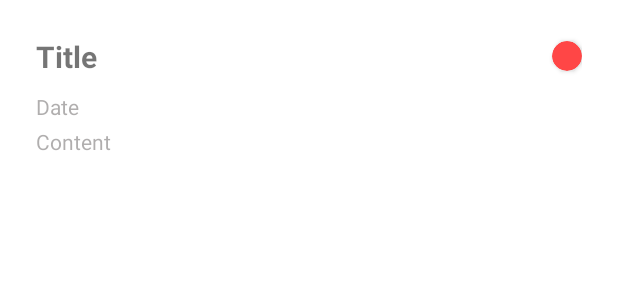
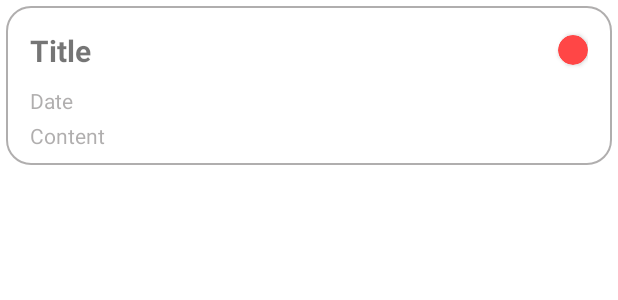
Before and after one commit to kevinyya/DailyTodo, an Android app: the layout task_row_view.xml on its own in the app's theme, with its tools: preview values and no code run, on a phone screen of 412 x 824 dp. Shown: the top 300 px of the screen. Run offline under Robolectric (Android 15) with nearby library versions, the phone set to English and light mode, and no system bars.

Commit message:
Add recyclerview item border

```diff
--- a/app/src/main/java/com/example/dailytodo/ui/task/TaskAdapter.kt
+++ b/app/src/main/java/com/example/dailytodo/ui/task/TaskAdapter.kt
@@ -50,7 +50,6 @@
             Priority.HIGH -> holder.priorityCard.setCardBackgroundColor(
                 ContextCompat.getColor(holder.itemView.context, R.color.red)
             )
-
         }
     }
 
--- /dev/null
+++ b/app/src/main/res/drawable/row_border.xml
@@ -0,0 +1,8 @@
+<?xml version="1.0" encoding="utf-8"?>
+<shape xmlns:android="http://schemas.android.com/apk/res/android">
+
+    <solid android:color="@color/white"/>
+    <stroke android:width="1dp" android:color="@color/gray"/>
+    <corners android:radius="16dp"/>
+
+</shape>
--- a/app/src/main/res/layout/activity_main.xml
+++ b/app/src/main/res/layout/activity_main.xml
@@ -3,8 +3,7 @@
     xmlns:app="http://schemas.android.com/apk/res-auto"
     android:id="@+id/container"
     android:layout_width="match_parent"
-    android:layout_height="match_parent"
-    android:paddingTop="?attr/actionBarSize">
+    android:layout_height="match_parent">
 
     <com.google.android.material.bottomnavigation.BottomNavigationView
         android:id="@+id/nav_view"
--- a/app/src/main/res/layout/fragment_task.xml
+++ b/app/src/main/res/layout/fragment_task.xml
@@ -21,6 +21,10 @@
         android:id="@+id/taskRV"
         android:layout_width="0dp"
         android:layout_height="0dp"
+        android:paddingTop="8dp"
+        android:clipToPadding="false"
+        android:layout_marginTop="0dp"
+        android:layout_marginBottom="64dp"
         app:layout_constraintStart_toStartOf="parent"
         app:layout_constraintTop_toTopOf="parent"
         app:layout_constraintBottom_toBottomOf="parent"
--- a/app/src/main/res/layout/task_row_view.xml
+++ b/app/src/main/res/layout/task_row_view.xml
@@ -3,9 +3,10 @@
     android:layout_width="match_parent"
     android:layout_height="wrap_content"
     xmlns:app="http://schemas.android.com/apk/res-auto"
-    android:background="@color/white"
+    android:background="@drawable/row_border"
     android:foreground="?attr/selectableItemBackground"
-    android:orientation="vertical">
+    android:orientation="vertical"
+    android:layout_margin="4dp" >
 
     <LinearLayout
         android:id="@+id/taskLL"
@@ -13,7 +14,7 @@
         android:layout_height="wrap_content"
         android:orientation="vertical"
         android:gravity="center_vertical"
-        android:padding="16dp" >
+        android:padding="8dp" >
 
         <LinearLayout
             android:layout_width="match_parent"
--- a/app/src/main/res/values/colors.xml
+++ b/app/src/main/res/values/colors.xml
@@ -9,6 +9,6 @@
     <color name="white">#FFFFFFFF</color>
     <color name="red">#FF4646</color>
     <color name="yellow">#FFC107</color>
-    <color name="green">#4CAF50</color>
+    <color name="green">#03D9C4</color>
     <color name="gray">#79595555</color>
 </resources>
```
